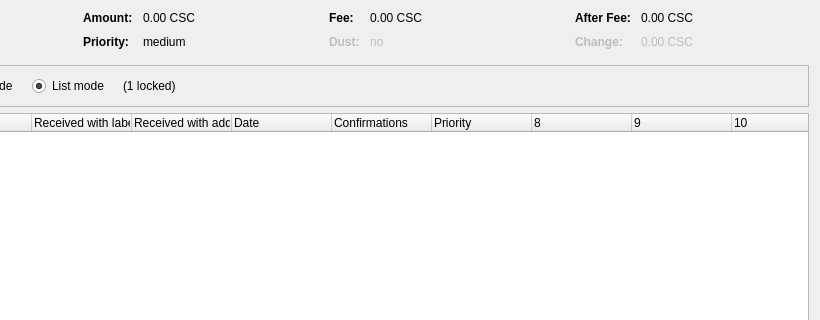
Old version of the form src/qt/forms/coincontroldialog.ui in the repository counos/CounosCoin; both pictures show x 180 to 1000 and y 0 to 320 of the 1000 by 500 pixel window.
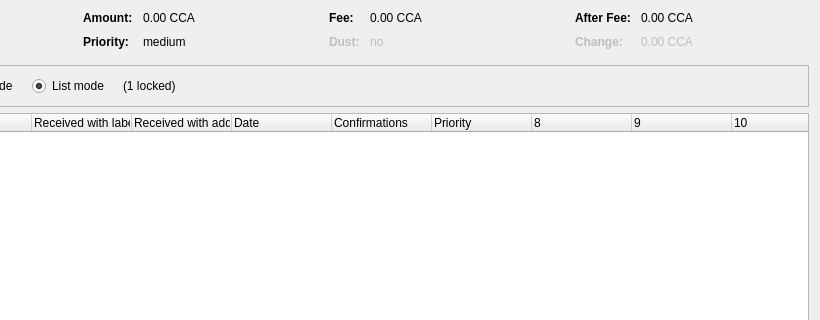
New version of the form. Custom widgets are drawn as their Qt base class.

The edit to the form file:
```diff
--- a/src/qt/forms/coincontroldialog.ui
+++ b/src/qt/forms/coincontroldialog.ui
@@ -132,7 +132,7 @@
           <enum>Qt::ActionsContextMenu</enum>
          </property>
          <property name="text">
-          <string notr="true">0.00 CSC</string>
+          <string notr="true">0.00 CCA</string>
          </property>
          <property name="textInteractionFlags">
           <set>Qt::LinksAccessibleByMouse|Qt::TextSelectableByKeyboard|Qt::TextSelectableByMouse</set>
@@ -206,7 +206,7 @@
           <enum>Qt::ActionsContextMenu</enum>
          </property>
          <property name="text">
-          <string notr="true">0.00 CSC</string>
+          <string notr="true">0.00 CCA</string>
          </property>
          <property name="textInteractionFlags">
           <set>Qt::LinksAccessibleByMouse|Qt::TextSelectableByKeyboard|Qt::TextSelectableByMouse</set>
@@ -286,7 +286,7 @@
           <enum>Qt::ActionsContextMenu</enum>
          </property>
          <property name="text">
-          <string notr="true">0.00 CSC</string>
+          <string notr="true">0.00 CCA</string>
          </property>
          <property name="textInteractionFlags">
           <set>Qt::LinksAccessibleByMouse|Qt::TextSelectableByKeyboard|Qt::TextSelectableByMouse</set>
@@ -321,7 +321,7 @@
           <enum>Qt::ActionsContextMenu</enum>
          </property>
          <property name="text">
-          <string notr="true">0.00 CSC</string>
+          <string notr="true">0.00 CCA</string>
          </property>
          <property name="textInteractionFlags">
           <set>Qt::LinksAccessibleByMouse|Qt::TextSelectableByKeyboard|Qt::TextSelectableByMouse</set>
```
